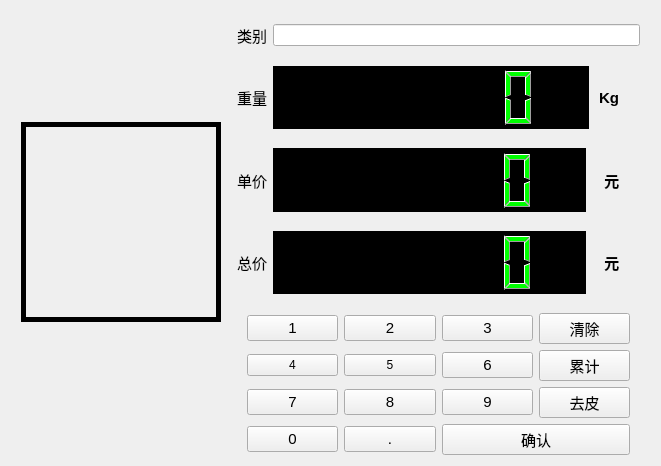
First picture: the form in smartCalculatorClient_ui/widget.ui, repository xiaoyangzai/smartCalculator, before the edit.
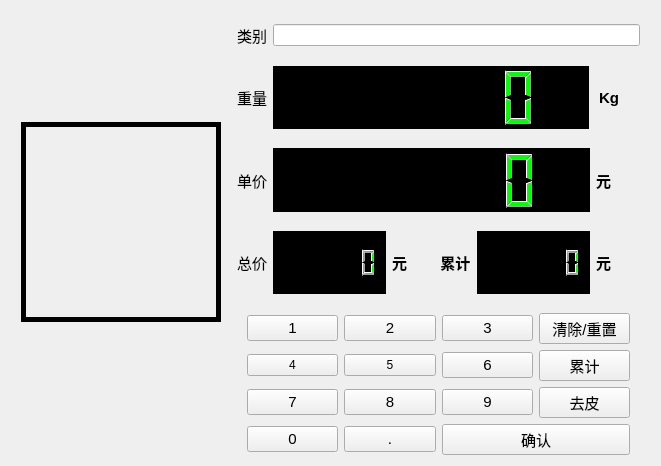
Second picture: the form after the edit.

```diff
--- a/smartCalculatorClient_ui/widget.ui
+++ b/smartCalculatorClient_ui/widget.ui
@@ -357,7 +357,7 @@
             </font>
            </property>
            <property name="text">
-            <string>   元</string>
+            <string>元  </string>
            </property>
           </widget>
          </item>
@@ -449,7 +449,51 @@
             </font>
            </property>
            <property name="text">
-            <string>   元</string>
+            <string>元        累计</string>
+           </property>
+          </widget>
+         </item>
+         <item>
+          <widget class="QLCDNumber" name="ple_total_append">
+           <property name="sizePolicy">
+            <sizepolicy hsizetype="Expanding" vsizetype="Expanding">
+             <horstretch>0</horstretch>
+             <verstretch>0</verstretch>
+            </sizepolicy>
+           </property>
+           <property name="layoutDirection">
+            <enum>Qt::LeftToRight</enum>
+           </property>
+           <property name="styleSheet">
+            <string notr="true">background-color: rgb(0, 0, 0);
+color: rgb(0, 255, 0);
+text-align:center;</string>
+           </property>
+           <property name="smallDecimalPoint">
+            <bool>true</bool>
+           </property>
+           <property name="numDigits">
+            <number>6</number>
+           </property>
+           <property name="digitCount">
+            <number>6</number>
+           </property>
+           <property name="value" stdset="0">
+            <double>0.000000000000000</double>
+           </property>
+          </widget>
+         </item>
+         <item>
+          <widget class="QLabel" name="label_8">
+           <property name="font">
+            <font>
+             <pointsize>11</pointsize>
+             <weight>75</weight>
+             <bold>true</bold>
+            </font>
+           </property>
+           <property name="text">
+            <string>元  </string>
            </property>
           </widget>
          </item>
@@ -571,7 +615,7 @@
           </font>
          </property>
          <property name="text">
-          <string>清除</string>
+          <string>清除/重置</string>
          </property>
         </widget>
        </item>
```
Left out of the diff: 2 changed lines with no effect on the pictures.
